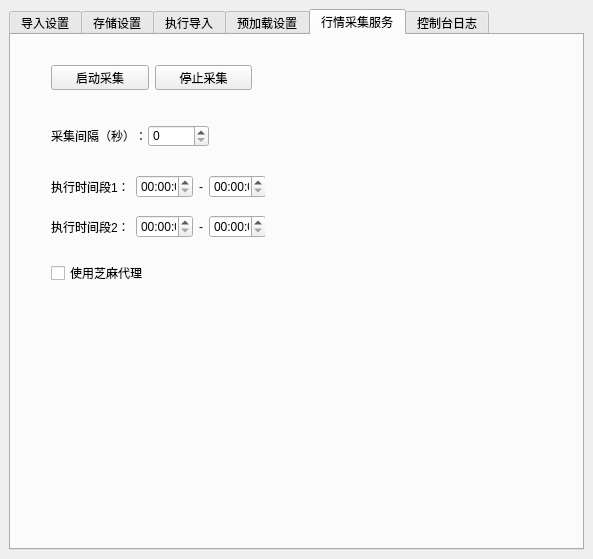
The window that hikyuu/gui/data/MainWindow.ui (fasiondog/hikyuu) describes before a commit, drawn with Qt 5.
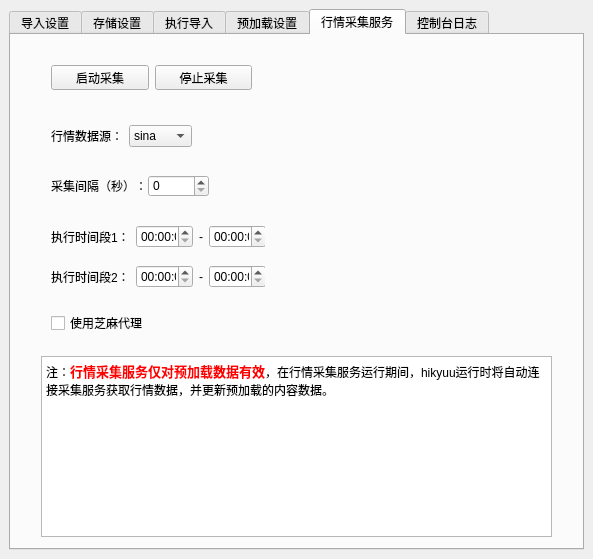
The same window after the commit. The open tabs and pages were chosen to show the change.

Commit message: 行情采集增加数据源选择

What changed in the file:
```diff
--- a/hikyuu/gui/data/MainWindow.ui
+++ b/hikyuu/gui/data/MainWindow.ui
@@ -1033,7 +1033,7 @@
         <property name="geometry">
          <rect>
           <x>40</x>
-          <y>90</y>
+          <y>140</y>
           <width>158</width>
           <height>22</height>
          </rect>
@@ -1085,7 +1085,7 @@
         <property name="geometry">
          <rect>
           <x>40</x>
-          <y>230</y>
+          <y>280</y>
           <width>141</width>
           <height>16</height>
          </rect>
@@ -1098,7 +1098,7 @@
         <property name="geometry">
          <rect>
           <x>40</x>
-          <y>140</y>
+          <y>190</y>
           <width>214</width>
           <height>24</height>
          </rect>
@@ -1138,7 +1138,7 @@
         <property name="geometry">
          <rect>
           <x>40</x>
-          <y>180</y>
+          <y>230</y>
           <width>214</width>
           <height>24</height>
          </rect>
@@ -1174,6 +1174,56 @@
          </item>
         </layout>
        </widget>
+       <widget class="QTextBrowser" name="textBrowser">
+        <property name="geometry">
+         <rect>
+          <x>30</x>
+          <y>321</y>
+          <width>511</width>
+          <height>181</height>
+         </rect>
+        </property>
+        <property name="html">
+         <string>&lt;!DOCTYPE HTML PUBLIC &quot;-//W3C//DTD HTML 4.0//EN&quot; &quot;http://www.w3.org/TR/REC-html40/strict.dtd&quot;&gt;
+&lt;html&gt;&lt;head&gt;&lt;meta name=&quot;qrichtext&quot; content=&quot;1&quot; /&gt;&lt;style type=&quot;text/css&quot;&gt;
+p, li { white-space: pre-wrap; }
+&lt;/style&gt;&lt;/head&gt;&lt;body style=&quot; font-family:'SimSun'; font-size:9pt; font-weight:400; font-style:normal;&quot;&gt;
+&lt;p style=&quot; margin-top:0px; margin-bottom:0px; margin-left:0px; margin-right:0px; -qt-block-indent:0; text-indent:0px;&quot;&gt;注：&lt;span style=&quot; font-size:10pt; font-weight:600; color:#ff0000;&quot;&gt;行情采集服务仅对预加载数据有效&lt;/span&gt;，在行情采集服务运行期间，hikyuu运行时将自动连接采集服务获取行情数据，并更新预加载的内容数据。&lt;/p&gt;&lt;/body&gt;&lt;/html&gt;</string>
+        </property>
+       </widget>
+       <widget class="QWidget" name="">
+        <property name="geometry">
+         <rect>
+          <x>40</x>
+          <y>90</y>
+          <width>141</width>
+          <height>22</height>
+         </rect>
+        </property>
+        <layout class="QHBoxLayout" name="horizontalLayout_13">
+         <item>
+          <widget class="QLabel" name="label_39">
+           <property name="text">
+            <string>行情数据源：</string>
+           </property>
+          </widget>
+         </item>
+         <item>
+          <widget class="QComboBox" name="collect_source_comboBox">
+           <item>
+            <property name="text">
+             <string>sina</string>
+            </property>
+           </item>
+           <item>
+            <property name="text">
+             <string>qq</string>
+            </property>
+           </item>
+          </widget>
+         </item>
+        </layout>
+       </widget>
       </widget>
       <widget class="QWidget" name="tab_5">
        <attribute name="title">
```
The commit also changes 4 other files.
